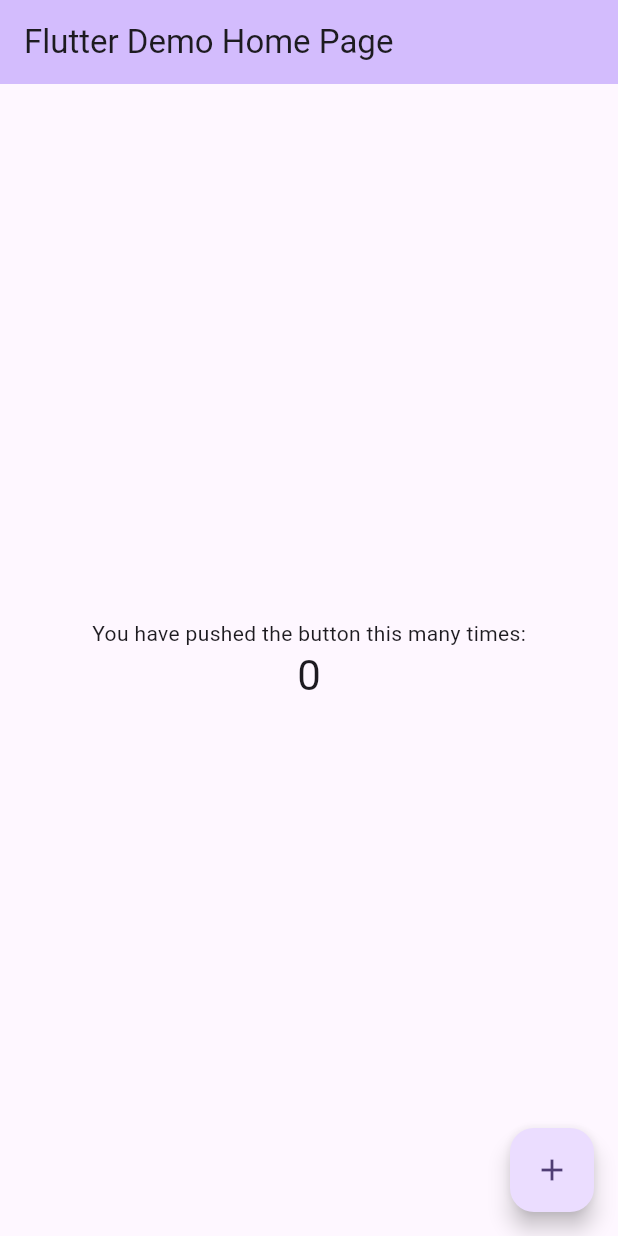
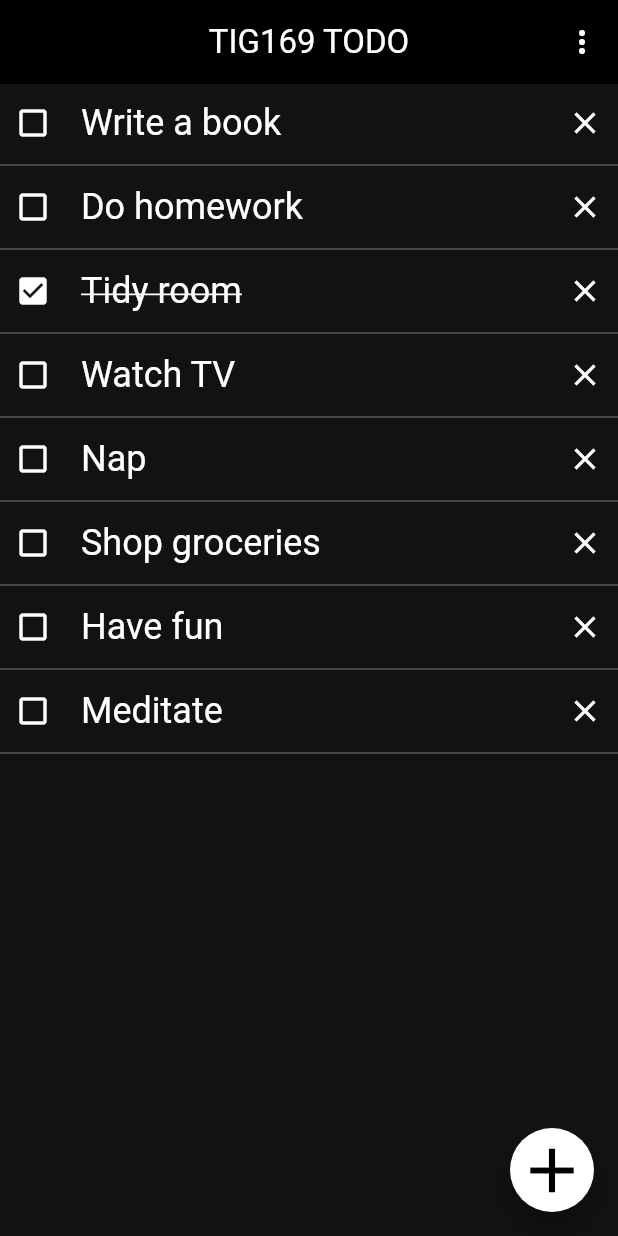
Before and after one commit to gu-tig333-ht23/guskaske, a Flutter app: the screen it shows after launch, on a phone screen of 412 x 824 dp. Run offline on Flutter 3.47's test engine with Material 2 defaults, Android fonts, the phone set to English and light mode, and no system bars.

Commit message:
Färdig med steg 1

```diff
--- a/lib/main.dart
+++ b/lib/main.dart
@@ -1,4 +1,10 @@
 import 'package:flutter/material.dart';
+import './task.dart';
+import './todo_item.dart';
+import './add_view.dart';
+
+// callback från addview för att uppdatera listview
+typedef AddTaskCallback = void Function(String task);
 
 void main() {
   runApp(const MyApp());
@@ -7,46 +13,34 @@ void main() {
 class MyApp extends StatelessWidget {
   const MyApp({super.key});
 
-  // This widget is the root of your application.
   @override
   Widget build(BuildContext context) {
     return MaterialApp(
       title: 'Flutter Demo',
       theme: ThemeData(
-        // This is the theme of your application.
-        //
-        // TRY THIS: Try running your application with "flutter run". You'll see
-        // the application has a blue toolbar. Then, without quitting the app,
-        // try changing the seedColor in the colorScheme below to Colors.green
-        // and then invoke "hot reload" (save your changes or press the "hot
-        // reload" button in a Flutter-supported IDE, or press "r" if you used
-        // the command line to start the app).
-        //
-        // Notice that the counter didn't reset back to zero; the application
-        // state is not lost during the reload. To reset the state, use hot
-        // restart instead.
-        //
-        // This works for code too, not just values: Most code changes can be
-        // tested with just a hot reload.
-        colorScheme: ColorScheme.fromSeed(seedColor: Colors.deepPurple),
+        colorScheme: ColorScheme.dark(),
         useMaterial3: true,
       ),
-      home: const MyHomePage(title: 'Flutter Demo Home Page'),
+      home: const MyHomePage(
+        title: 'TIG169 TODO',
+      ),
     );
   }
 }
 
+List<Task> tasks = [
+  Task('Write a book'),
+  Task('Do homework'),
+  Task('Tidy room', completed: true),
+  Task('Watch TV'),
+  Task('Nap'),
+  Task('Shop groceries'),
+  Task('Have fun'),
+  Task('Meditate'),
+];
+
 class MyHomePage extends StatefulWidget {
   const MyHomePage({super.key, required this.title});
-
-  // This widget is the home page of your application. It is stateful, meaning
-  // that it has a State object (defined below) that contains fields that affect
-  // how it looks.
-
-  // This class is the configuration for the state. It holds the values (in this
-  // case the title) provided by the parent (in this case the App widget) and
-  // used by the build method of the State. Fields in a Widget subclass are
-  // always marked "final".
 
   final String title;
 
@@ -55,71 +49,68 @@ class MyHomePage extends StatefulWidget {
 }
 
 class _MyHomePageState extends State<MyHomePage> {
-  int _counter = 0;
-
-  void _incrementCounter() {
+  void addTask(String task) {
     setState(() {
-      // This call to setState tells the Flutter framework that something has
-      // changed in this State, which causes it to rerun the build method below
-      // so that the display can reflect the updated values. If we changed
-      // _counter without calling setState(), then the build method would not be
-      // called again, and so nothing would appear to happen.
-      _counter++;
+      tasks.add(Task(task));
     });
   }
 
   @override
   Widget build(BuildContext context) {
-    // This method is rerun every time setState is called, for instance as done
-    // by the _incrementCounter method above.
-    //
-    // The Flutter framework has been optimized to make rerunning build methods
-    // fast, so that you can just rebuild anything that needs updating rather
-    // than having to individually change instances of widgets.
     return Scaffold(
       appBar: AppBar(
-        // TRY THIS: Try changing the color here to a specific color (to
-        // Colors.amber, perhaps?) and trigger a hot reload to see the AppBar
-        // change color while the other colors stay the same.
         backgroundColor: Theme.of(context).colorScheme.inversePrimary,
-        // Here we take the value from the MyHomePage object that was created by
-        // the App.build method, and use it to set our appbar title.
         title: Text(widget.title),
+        centerTitle: true,
+        actions: [
+          PopupMenuButton(
+            // filtrering av tasks
+            itemBuilder: (context) {
+              return [
+                PopupMenuItem<int>(value: 0, child: Text('all')),
+                PopupMenuItem<int>(value: 1, child: Text('done')),
+                PopupMenuItem<int>(value: 2, child: Text('undone'))
+              ];
+            },
+            onSelected: (value) {
+              if (value == 0) {
+                print('all'); // placeholder
+              } else if (value == 1) {
+                print('done'); // placeholder
+              } else if (value == 2) {
+                print('undone'); // placeholder
+              }
+            },
+          ),
+        ],
       ),
-      body: Center(
-        // Center is a layout widget. It takes a single child and positions it
-        // in the middle of the parent.
-        child: Column(
-          // Column is also a layout widget. It takes a list of children and
-          // arranges them vertically. By default, it sizes itself to fit its
-          // children horizontally, and tries to be as tall as its parent.
-          //
-          // Column has various properties to control how it sizes itself and
-          // how it positions its children. Here we use mainAxisAlignment to
-          // center the children vertically; the main axis here is the vertical
-          // axis because Columns are vertical (the cross axis would be
-          // horizontal).
-          //
-          // TRY THIS: Invoke "debug painting" (choose the "Toggle Debug Paint"
-          // action in the IDE, or press "p" in the console), to see the
-          // wireframe for each widget.
-          mainAxisAlignment: MainAxisAlignment.center,
-          children: <Widget>[
-            const Text(
-              'You have pushed the button this many times:',
-            ),
-            Text(
-              '$_counter',
-              style: Theme.of(context).textTheme.headlineMedium,
-            ),
-          ],
+      body: ListView.builder(
+        itemBuilder: (context, index) {
+          return TodoItem(tasks[index]);
+        },
+        itemCount: tasks.length,
+      ),
+      floatingActionButton: FloatingActionButton(
+        backgroundColor: Theme.of(context).colorScheme.inverseSurface,
+        onPressed: () {
+          Navigator.push(
+            context,
+            MaterialPageRoute(
+                builder: (context) => AddView(
+                      title: widget.title,
+                      addTaskCallback: addTask,
+                    )),
+          );
+        },
+        tooltip: 'Add new task',
+        shape: CircleBorder(),
+        child: Center(
+          child: const Icon(
+            Icons.add,
+            size: 50,
+          ),
         ),
       ),
-      floatingActionButton: FloatingActionButton(
-        onPressed: _incrementCounter,
-        tooltip: 'Increment',
-        child: const Icon(Icons.add),
-      ), // This trailing comma makes auto-formatting nicer for build methods.
     );
   }
 }
--- /dev/null
+++ b/lib/task.dart
@@ -0,0 +1,7 @@
+class Task {
+  // klass för att skapa todo tasks
+  final String task;
+  bool completed;
+
+  Task(this.task, {this.completed = false});
+}
--- /dev/null
+++ b/lib/todo_item.dart
@@ -0,0 +1,45 @@
+import 'package:flutter/material.dart';
+import './task.dart';
+
+class TodoItem extends StatelessWidget {
+  // Skapar det visuella för klassen [Task]
+  final Task task;
+  TodoItem(this.task, {super.key});
+
+  @override
+  Widget build(BuildContext context) {
+    return Column(
+      children: [
+        Padding(
+          padding: EdgeInsets.all(10),
+          child: Row(
+            mainAxisAlignment: MainAxisAlignment.spaceEvenly,
+            children: [
+              !task.completed // if statement för checkbox
+                  ? const Icon(
+                      Icons.check_box_outline_blank,
+                    )
+                  : const Icon(Icons.check_box),
+              Expanded(
+                  child: Padding(
+                padding: EdgeInsets.only(left: 20),
+                child: Text(task.task,
+                    style: !task.completed
+                        ? Theme.of(context).textTheme.headlineSmall
+                        : Theme.of(context)
+                            .textTheme
+                            .headlineSmall
+                            ?.copyWith(decoration: TextDecoration.lineThrough)),
+              )),
+              Icon(Icons.close)
+            ],
+          ),
+        ),
+        Divider(
+          thickness: 0.3,
+          height: 4,
+        )
+      ],
+    );
+  }
+}
```
Also changed, not shown: pubspec.lock, 1 other file.
